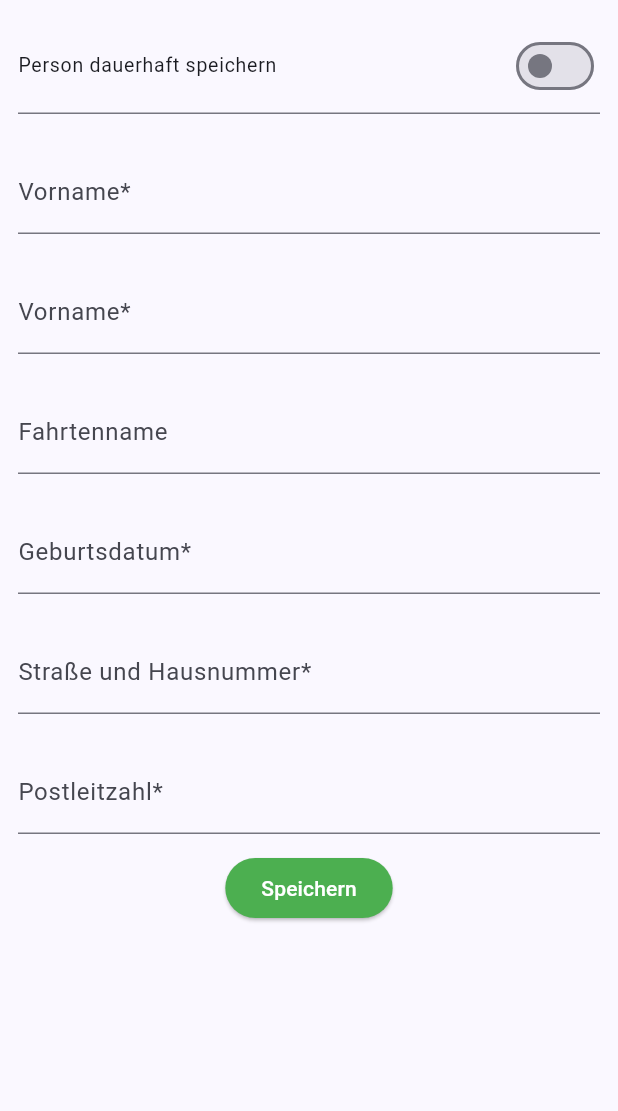
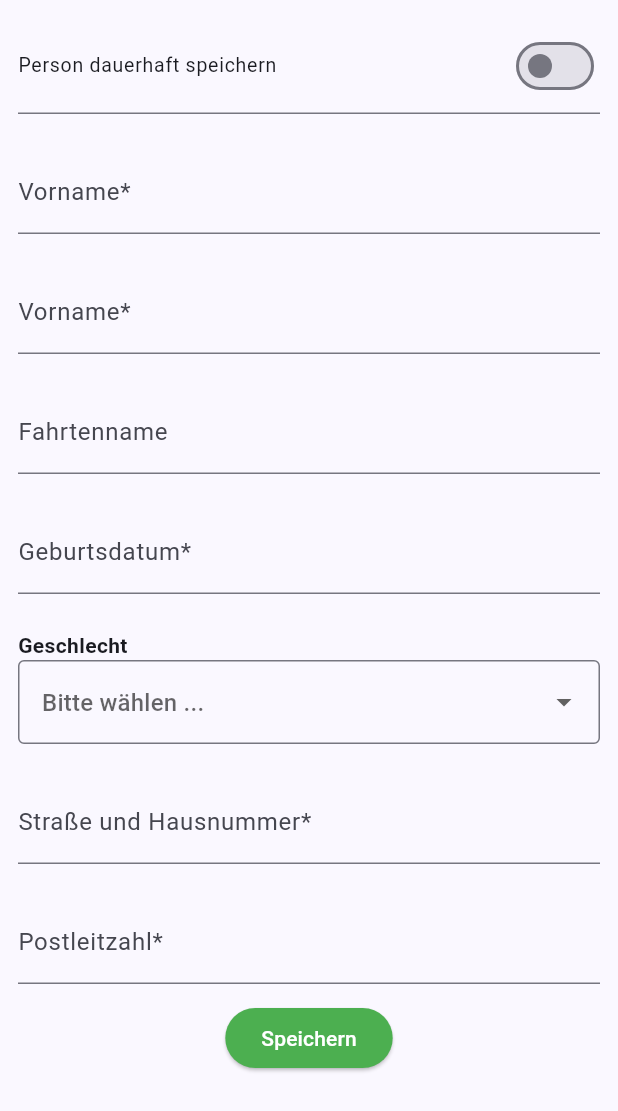
Before and after one commit to LifeAdmin-cmd/anmelde-tool-flutter, a Flutter app: the PersonenForm widget shown alone on an empty page, opened directly, on a phone screen of 412 x 824 dp. Shown: the top 1111 px of the screen. Run offline on Flutter 3.47's test engine with Material 2 defaults, Android fonts, the phone set to English and light mode, and no system bars; drawn by our look-alikes of flutter_form_builder; our stand-ins replace dots_indicator, flutter_html, flutter_spinkit, flutter_svg; missing offline and left inert: dart:ffi; network calls fail.

Commit message:
added dropdown field to personen_form.dart

```diff
--- a/lib/screens/personen_form.dart
+++ b/lib/screens/personen_form.dart
@@ -25,6 +25,7 @@ class _PersonenFormState extends State<PersonenForm> {
               BuchstabenInput(labelText: "Fahrtenname", idName: "scoutName", required: false,),
               DateTimeInput(labelText: "Geburtsdatum", idName: "birthday"),
               // TODO Geschlecht
+              DropdownInput(labelText: "Geschlecht", idName: "gender", data: ["Männlich", "Weiblich", "Divers"]),
               // TODO Essensgewohnheiten
               BuchstabenInput(labelText: "Straße und Hausnummer", idName: "adress", regex: "",),
               BuchstabenInput(labelText: "Postleitzahl", idName: 'plz', regex: r'\b\d+\b', regexError: "Eine PLZ kann nur aus Zahlen bestehen",), // TODO anders als im Backend
--- a/lib/widgets/form_fields.dart
+++ b/lib/widgets/form_fields.dart
@@ -1,3 +1,5 @@
+import 'dart:ffi';
+
 import 'package:flutter/material.dart';
 import 'package:flutter_form_builder/flutter_form_builder.dart';
 import 'package:intl/intl.dart';
@@ -134,3 +136,69 @@ class _DateTimeInputState extends State<DateTimeInput> {
     );
   }
 }
+
+class DropdownInput extends StatefulWidget {
+  final String labelText;
+  final String idName;
+  final bool required;
+  final String placeholder;
+  final List<String> data;
+
+  const DropdownInput({
+    Key? key,
+    required this.labelText,
+    required this.idName,
+    required this.data,
+    this.required = true,
+    this.placeholder = "Bitte wählen ...", // Include the placeholder in the constructor
+  }) : super(key: key);
+
+  @override
+  State<DropdownInput> createState() => _DropdownInputState();
+}
+
+class _DropdownInputState extends State<DropdownInput> {
+  String? _selectedValue; // To store the selected value
+
+  @override
+  Widget build(BuildContext context) {
+    return Padding(
+      padding: const EdgeInsets.all(12.0),
+      child: Column(
+        crossAxisAlignment: CrossAxisAlignment.start,
+        children: [
+          Text(
+            widget.labelText, // Display labelText as a label above the dropdown
+            style: const TextStyle(
+              fontWeight: FontWeight.bold,
+            ),
+          ),
+          FormBuilderDropdown<String>(
+            name: widget.idName,
+            items: widget.data
+                .map((value) => DropdownMenuItem<String>(
+              value: value,
+              child: Text(value),
+            ))
+                .toList(),
+            decoration: InputDecoration(
+              hintText: widget.placeholder, // Display placeholder always
+              border: const OutlineInputBorder(),
+            ),
+            // onChanged: (value) {
+            //   setState(() {
+            //     _selectedValue = value;
+            //   });
+            // },
+            validator: (value) {
+              if (widget.required && (value == null || value.isEmpty)) {
+                return "Bitte wähle eine Option aus.";
+              }
+              return null;
+            },
+          ),
+        ],
+      ),
+    );
+  }
+}
```
